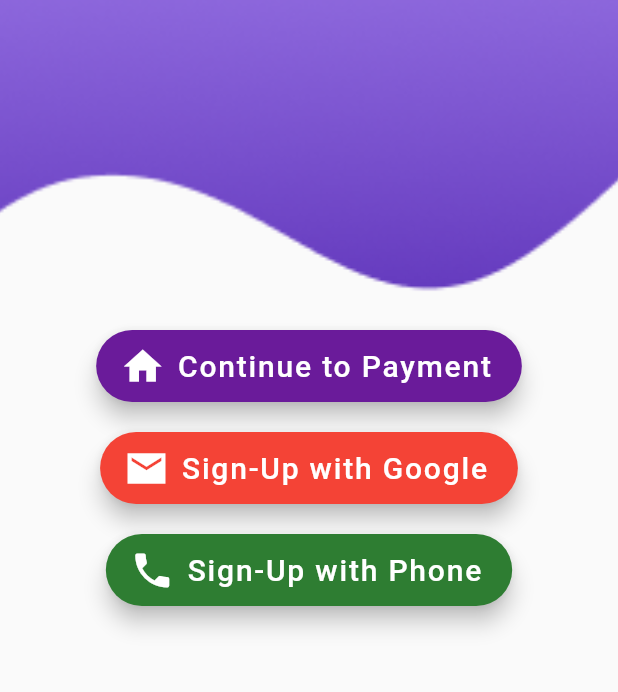
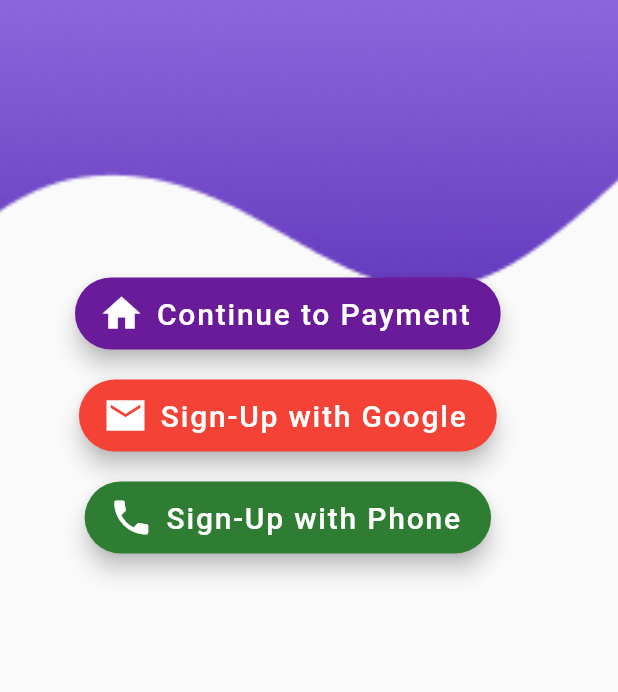
Before and after one commit to Vasudev-2308/maintainance_tracker, a Flutter app: the screen it shows after launch, on a phone screen of 412 x 824 dp, the part 150-842 px from its top. Run offline on Flutter 3.47's test engine with Material 2 defaults, Android fonts, the phone set to English and light mode, and no system bars; our stand-ins replace firebase_auth, firebase_core, flutter_spinkit, google_sign_in; missing offline and left inert: upi_pay; accounts and stored records are empty.

Commit message:
UI_Edits

```diff
--- a/lib/screens/start.dart
+++ b/lib/screens/start.dart
@@ -1,4 +1,5 @@
 import 'package:flutter/material.dart';
+import 'package:maintainance_tracker/authentication/googlesignin.dart';
 import 'package:maintainance_tracker/authentication/register.dart';
 import 'package:maintainance_tracker/shared/loading.dart';
 
@@ -45,9 +46,11 @@ class _StartPageState extends State<StartPage> {
           ],
         ),
       ),
-      Center(
+      Container(
+        padding: EdgeInsets.fromLTRB(50, 100, 50, 0),
         child: Column(
           mainAxisAlignment: MainAxisAlignment.center,
+          crossAxisAlignment: CrossAxisAlignment.center,
           children: [
             new FloatingActionButton.extended(
               heroTag: "cont",
@@ -70,7 +73,7 @@ class _StartPageState extends State<StartPage> {
             ),
             new FloatingActionButton.extended(
               heroTag: "google",
-              onPressed: () {},
+              onPressed: () => {},
               label: Text(
                 "Sign-Up with Google",
                 style: TextStyle(fontSize: 20, color: Colors.white),
@@ -100,9 +103,20 @@ class _StartPageState extends State<StartPage> {
               ),
               backgroundColor: Colors.green[800],
             ),
+            SizedBox(
+              height: 170,
+            )
           ],
         ),
       ),
+      Container(
+        padding: EdgeInsets.fromLTRB(120, 850, 120, 10),
+        child: Text(
+          "Atom Creative Solutions",
+          style:
+              TextStyle(fontWeight: FontWeight.bold, color: Colors.grey[600]),
+        ),
+      )
     ]));
   }
 }
--- a/lib/screens/user.dart
+++ b/lib/screens/user.dart
@@ -1,4 +1,5 @@
 import 'package:flutter/material.dart';
+import 'package:maintainance_tracker/authentication/googlesignin.dart';
 
 class UserProfile extends StatefulWidget {
   @override
--- a/pubspec.yaml
+++ b/pubspec.yaml
@@ -29,6 +29,9 @@ dependencies:
   firebase_core: ^0.5.2
   flutter_spinkit: ^4.1.0+2
   upi_pay: ^0.2.4
+  dependencies:
+  google_sign_in: ^4.5.9
+  rxdart: 0.20.0
 
 dev_dependencies:
   flutter_test:
```
Also changed, not shown: lib/authentication/googlesignin.dart (added, +45 -0 lines), pubspec.lock, 2 other files.
